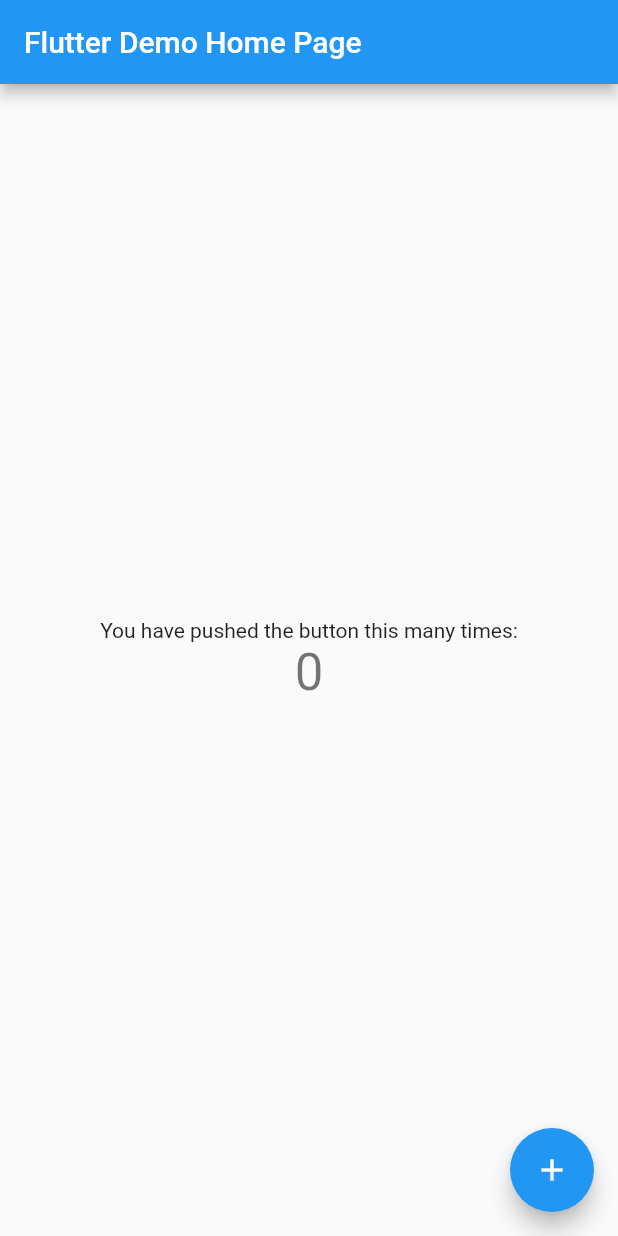
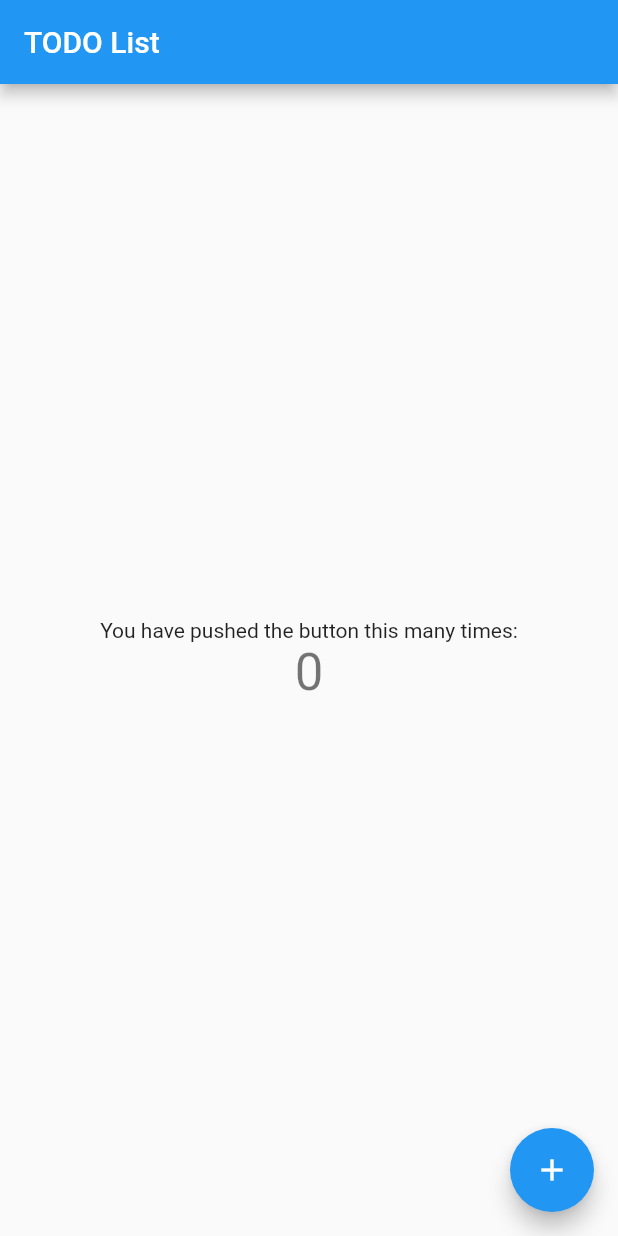
Before and after one commit to AfreenHasheem/ToDo-List, a Flutter app: the screen it shows after launch, on a phone screen of 412 x 824 dp. Run offline on Flutter 3.47's test engine with Material 2 defaults, Android fonts, the phone set to English and light mode, and no system bars.

Commit message:
Removed comments and added some comments for better readibility

```diff
--- a/lib/main.dart
+++ b/lib/main.dart
@@ -7,35 +7,18 @@ class MyApp extends StatelessWidget {
   @override
   Widget build(BuildContext context) {
     return MaterialApp(
+      debugShowCheckedModeBanner: false,
       title: 'Flutter Demo',
       theme: ThemeData(
-        // This is the theme of your application.
-        //
-        // Try running your application with "flutter run". You'll see the
-        // application has a blue toolbar. Then, without quitting the app, try
-        // changing the primarySwatch below to Colors.green and then invoke
-        // "hot reload" (press "r" in the console where you ran "flutter run",
-        // or simply save your changes to "hot reload" in a Flutter IDE).
-        // Notice that the counter didn't reset back to zero; the application
-        // is not restarted.
         primarySwatch: Colors.blue,
       ),
-      home: MyHomePage(title: 'Flutter Demo Home Page'),
+      home: MyHomePage(title: 'TODO List'),
     );
   }
 }
 
 class MyHomePage extends StatefulWidget {
   MyHomePage({Key key, this.title}) : super(key: key);
-
-  // This widget is the home page of your application. It is stateful, meaning
-  // that it has a State object (defined below) that contains fields that affect
-  // how it looks.
-
-  // This class is the configuration for the state. It holds the values (in this
-  // case the title) provided by the parent (in this case the App widget) and
-  // used by the build method of the State. Fields in a Widget subclass are
-  // always marked "final".
 
   final String title;
 
@@ -48,47 +31,21 @@ class _MyHomePageState extends State<MyHomePage> {
 
   void _incrementCounter() {
     setState(() {
-      // This call to setState tells the Flutter framework that something has
-      // changed in this State, which causes it to rerun the build method below
-      // so that the display can reflect the updated values. If we changed
-      // _counter without calling setState(), then the build method would not be
-      // called again, and so nothing would appear to happen.
       _counter++;
     });
   }
 
   @override
   Widget build(BuildContext context) {
-    // This method is rerun every time setState is called, for instance as done
-    // by the _incrementCounter method above.
-    //
-    // The Flutter framework has been optimized to make rerunning build methods
-    // fast, so that you can just rebuild anything that needs updating rather
-    // than having to individually change instances of widgets.
+
     return Scaffold(
       appBar: AppBar(
-        // Here we take the value from the MyHomePage object that was created by
-        // the App.build method, and use it to set our appbar title.
         title: Text(widget.title),
       ),
       body: Center(
-        // Center is a layout widget. It takes a single child and positions it
-        // in the middle of the parent.
+
         child: Column(
-          // Column is also layout widget. It takes a list of children and
-          // arranges them vertically. By default, it sizes itself to fit its
-          // children horizontally, and tries to be as tall as its parent.
-          //
-          // Invoke "debug painting" (press "p" in the console, choose the
-          // "Toggle Debug Paint" action from the Flutter Inspector in Android
-          // Studio, or the "Toggle Debug Paint" command in Visual Studio Code)
-          // to see the wireframe for each widget.
-          //
-          // Column has various properties to control how it sizes itself and
-          // how it positions its children. Here we use mainAxisAlignment to
-          // center the children vertically; the main axis here is the vertical
-          // axis because Columns are vertical (the cross axis would be
-          // horizontal).
+
           mainAxisAlignment: MainAxisAlignment.center,
           children: <Widget>[
             Text(
@@ -105,7 +62,7 @@ class _MyHomePageState extends State<MyHomePage> {
         onPressed: _incrementCounter,
         tooltip: 'Increment',
         child: Icon(Icons.add),
-      ), // This trailing comma makes auto-formatting nicer for build methods.
+      ),
     );
   }
 }
--- a/lib/model/todo.dart
+++ b/lib/model/todo.dart
@@ -6,6 +6,7 @@ class Todo {
   String _date;
 
   Todo(this._title, this._priority, this._date, [this._description]);
+  //[this.description] is optional parameter hence enclosed in []
 
   Todo.withId(this._id, this._title, this._priority, this._date,[this._description]);
 
```
